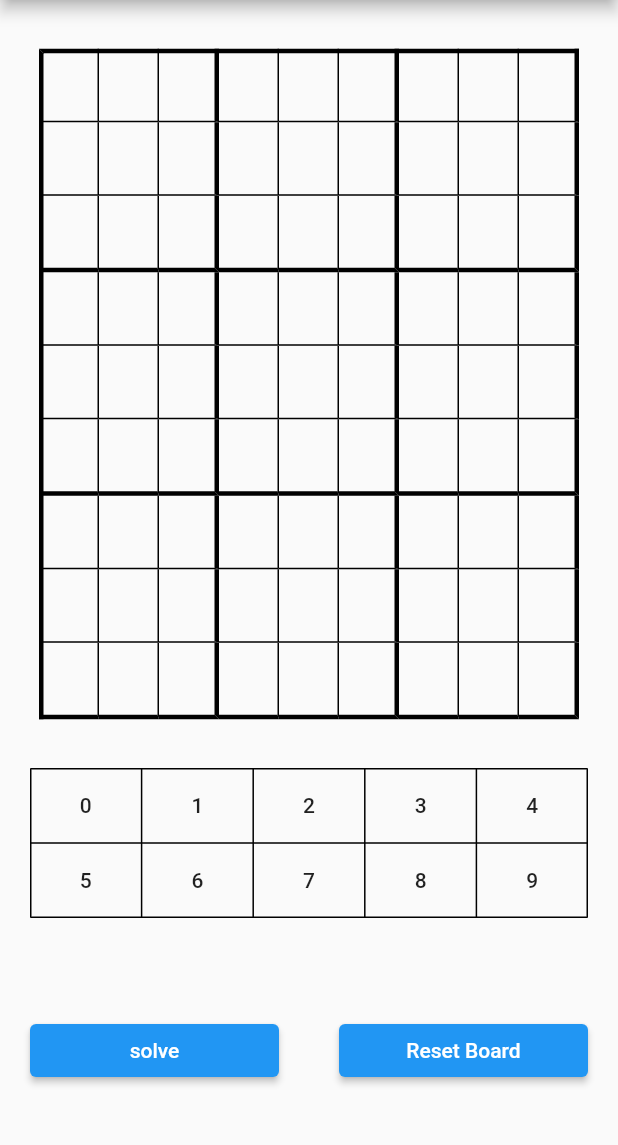
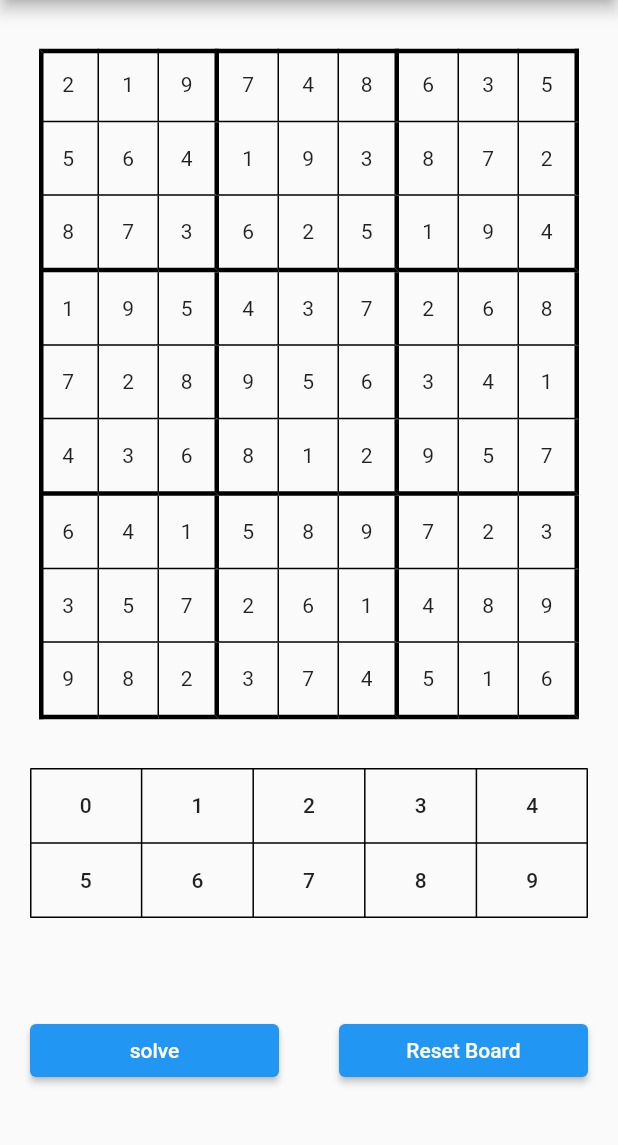
Before and after one commit to DanielVorobiov/sudoku, a Flutter app: the screen it shows after launch, after a tap on "solve", on a phone screen of 412 x 824 dp, the part 84-1229 px from its top. Run offline on Flutter 3.47's test engine with Material 2 defaults, Android fonts, the light colour scheme and no system bars.

Commit message:
A sudoku can be solved and shown on screen

```diff
--- a/lib/KeypadCell.dart
+++ b/lib/KeypadCell.dart
@@ -1,4 +1,6 @@
 import 'package:flutter/material.dart';
+import 'package:sudoku/Solver.dart';
+import 'package:sudoku/SudokuBoard.dart';
 
 class KeypadCell extends StatelessWidget {
   final int number;
@@ -13,6 +15,7 @@ class KeypadCell extends StatelessWidget {
           final String message =
               number == 0 ? "Use to clear" : 'Fill squares with $number';
           debugPrint(message);
+
         },
         child: Text('$number'),
       ),
--- a/lib/SolveButton.dart
+++ b/lib/SolveButton.dart
@@ -1,16 +1,31 @@
 import 'package:flutter/material.dart';
+import 'package:sudoku/Solver.dart';
+import 'package:sudoku/SudokuChangeNotifier.dart';
+import 'package:provider/provider.dart';
 
-class SolveButton extends StatelessWidget {
+class SolveButton extends StatefulWidget {
+  @override
+  _SolveButtonState createState() => _SolveButtonState();
+}
+
+class _SolveButtonState extends State<SolveButton> {
+  List<List<dynamic>> board;
   @override
   Widget build(BuildContext context) {
+    return (Consumer<SudokuChangeNotifier>(
+        builder: (context, sudokuChangeNotifer, child) {
       return ElevatedButton(
         onPressed: () {
           print("Solve Button pressed");
+          Provider.of<SudokuChangeNotifier>(context, listen: false)
+              .solveBoard();
+
         },
         style: ButtonStyle(
             backgroundColor: MaterialStateProperty.all(Colors.blue),
             foregroundColor: MaterialStateProperty.all(Colors.white)),
         child: Text('solve'),
       );
+    }));
   }
 }
--- /dev/null
+++ b/lib/Solver.dart
@@ -0,0 +1,69 @@
+class Solver {
+
+
+  bool isValid(board, r, c, d) {
+    for (int row = 0; row < 9; row++) {
+      if (board[row][c] == d) {
+        return false;
+      }
+    }
+    for (int col = 0; col < 9; col++) {
+      if (board[r][col] == d) {
+        return false;
+      }
+    }
+    for (int row = (r ~/ 3) * 3; row < (r ~/ 3 + 1) * 3; row++) {
+      for (int col = (c ~/ 3) * 3; col < (c ~/ 3 + 1) * 3; col++) {
+        if (board[row][col] == d) {
+          return false;
+        }
+      }
+    }
+    return true;
+  }
+
+  bool solve(board) {
+    for (int r = 0; r < 9; r++) {
+      for (int c = 0; c < 9; c++) {
+        if (board[r][c] == "") {
+          for (int d = 1; d < 10; d++) {
+            if (isValid(board, r, c, d)) {
+              board[r][c] = d;
+              if (solve(board)) {
+                return true;
+              } else {
+                board[r][c] = "";
+              }
+            }
+          }
+          return false;
+        }
+      }
+    }
+    return true;
+  }
+
+  List<List<dynamic>> solveSudoku(board) {
+    solve(board);
+    return board;
+  }
+}
+
+
+List<List<dynamic>> board = [
+    ["", "", "", "", 4, "", 6, "", ""],
+    ["", "", "", "", 9, 3, 8, "", 2],
+    ["", 7, 3, "", 2, "", 1, "", 4],
+    [1, "", 5, 4, 3, "", "", "", ""],
+    ["", 2, "", "", "", "", "", 4, ""],
+    ["", "", 6, "", 1, "", "", "", 7],
+    ["", 4, "", 5, "", "", 7, "", ""],
+    ["", 5, "", "", "", 1, "", "", ""],
+    [9, "", 2, "", 7, 4, "", "", ""],
+  ];
+
+main(){
+  Solver solver = new  Solver();
+List<List<dynamic>> solved = solver.solveSudoku(board);
+print(solved);
+}
--- a/lib/SudokuCell.dart
+++ b/lib/SudokuCell.dart
@@ -1,20 +1,37 @@
 import 'package:flutter/material.dart';
+import 'package:sudoku/SolveButton.dart';
+import 'package:sudoku/Solver.dart';
+import 'package:sudoku/SudokuChangeNotifier.dart';
+import 'package:provider/provider.dart';
 
-class SudokuCell extends StatelessWidget {
+class SudokuCell extends StatefulWidget {
   final int row, col;
+
   SudokuCell(this.row, this.col);
+  @override
+  _SudokuCellState createState() => _SudokuCellState();
+}
+
+class _SudokuCellState extends State<SudokuCell> {
   @override
   Widget build(BuildContext context) {
     return InkResponse(
       enableFeedback: true,
       onTap: () {
-        debugPrint('Setting ($row, $col) to active_number');
+        debugPrint('Setting (${widget.row}, ${widget.col}) to active_number');
+        Provider.of<SudokuChangeNotifier>(context, listen: false)
+            .setBoardCell(widget.row, widget.col);
       },
       child: SizedBox(
         width: 48,
         height: 48,
         child: Container(
-          child: Center(child: Text(''),),
+          child: Center(child: Selector<SudokuChangeNotifier, String>(
+            selector: (context, sudokuChangeNotifier) =>
+              sudokuChangeNotifier.getBoardCell(widget.row, widget.col),
+              builder: (context, value, child) {
+            return Text(value);
+          })),
         ),
       ),
     );
--- /dev/null
+++ b/lib/SudokuChangeNotifier.dart
@@ -0,0 +1,33 @@
+import 'package:flutter/cupertino.dart';
+import 'package:sudoku/Solver.dart';
+
+class SudokuChangeNotifier with ChangeNotifier {
+  final solver = Solver();
+  List<List<dynamic>> board = [
+    ["", "", "", "", 4, "", 6, "", ""],
+    ["", "", "", "", 9, 3, 8, "", 2],
+    ["", 7, 3, "", 2, "", 1, "", 4],
+    [1, "", 5, 4, 3, "", "", "", ""],
+    ["", 2, "", "", "", "", "", 4, ""],
+    ["", "", 6, "", 1, "", "", "", 7],
+    ["", 4, "", 5, "", "", 7, "", ""],
+    ["", 5, "", "", "", 1, "", "", ""],
+    [9, "", 2, "", 7, 4, "", "", ""],
+  ];
+
+  void solveBoard() {
+    List<List<dynamic>> solvedBoard = solver.solveSudoku(this.board);
+    debugPrint("the board was solved");
+    debugPrint(solvedBoard.toString());
+    notifyListeners();
+  }
+
+  String getBoardCell(int row, int col) {
+    return this.board[row][col] == "" ? "" : this.board[row][col].toString();
+  }
+
+  void setBoardCell(int row, int col) {
+    this.board[row][col] = this.board[row][col];
+    notifyListeners();
+  }
+}
--- /dev/null
+++ b/lib/SudokuSolver.dart
@@ -0,0 +1,18 @@
+import 'package:flutter/material.dart';
+
+class SudokuSolverPage extends StatefulWidget {
+  @override
+  _SudokuSolverPageState createState() => _SudokuSolverPageState();
+}
+
+class _SudokuSolverPageState extends State<SudokuSolverPage> {
+  List<int> _activeNumber = [0];
+  List<List<int>> _board = List.generate(9,(_) => List.generate(9, (_) => 0));
+
+  //final solver = SudokuSolver()
+
+  @override
+  Widget build(BuildContext context) {
+    return Container();
+  }
+}
--- a/lib/main.dart
+++ b/lib/main.dart
@@ -1,8 +1,10 @@
 import 'package:flutter/material.dart';
+import 'package:provider/provider.dart';
 import 'package:sudoku/ResetButtton.dart';
 import 'package:sudoku/SolveButton.dart';
 import 'package:sudoku/SudokuBoard.dart';
 import 'package:sudoku/Keypad.dart';
+import 'package:sudoku/SudokuChangeNotifier.dart';
 
 
 void main() {
@@ -17,7 +19,10 @@ class MyApp extends StatelessWidget {
       theme: ThemeData(
         primarySwatch: Colors.blue,
       ),
-      home: Scaffold(
+      home: ChangeNotifierProvider(
+
+        create:(context) => SudokuChangeNotifier(),
+        child: Scaffold(
           appBar: AppBar(
             title: Text("Sudoku!"),
           ),
@@ -50,6 +55,7 @@ class MyApp extends StatelessWidget {
                 ],),)
             ],
           )
-    ));
+    ),
+      ));
   }
 }
--- a/pubspec.yaml
+++ b/pubspec.yaml
@@ -3,7 +3,7 @@ description: A new Flutter project.
 
 # The following line prevents the package from being accidentally published to
 # pub.dev using `pub publish`. This is preferred for private packages.
-publish_to: 'none' # Remove this line if you wish to publish to pub.dev
+publish_to: "none" # Remove this line if you wish to publish to pub.dev
 
 # The following defines the version and build number for your application.
 # A version number is three numbers separated by dots, like 1.2.43
@@ -23,7 +23,7 @@ environment:
 dependencies:
   flutter:
     sdk: flutter
-
+  provider: ^5.0.0
 
   # The following adds the Cupertino Icons font to your application.
   # Use with the CupertinoIcons class for iOS style icons.
@@ -38,7 +38,6 @@ dev_dependencies:
 
 # The following section is specific to Flutter.
 flutter:
-
   # The following line ensures that the Material Icons font is
   # included with your application, so that you can use the icons in
   # the material Icons class.
```
Also changed, not shown: lib/SudokuBoard.dart (+8 -10 lines), pubspec.lock. Lines whose indentation alone changed are shown as unchanged.
